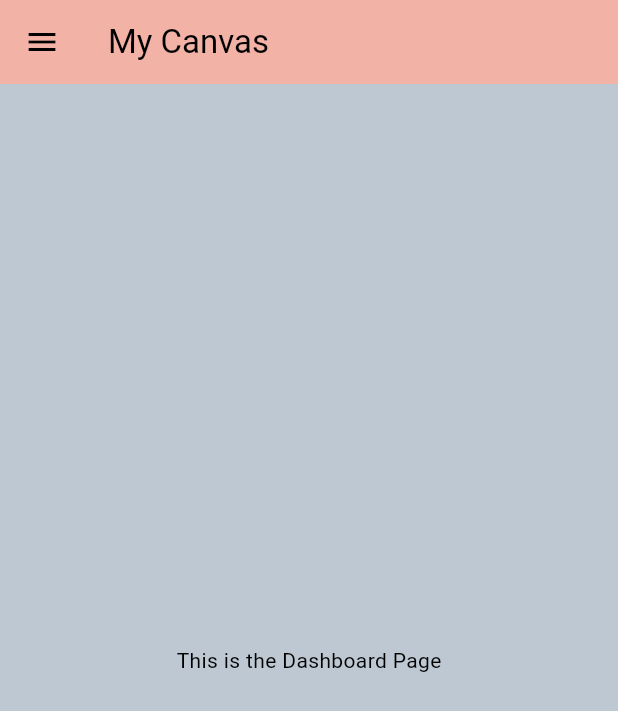
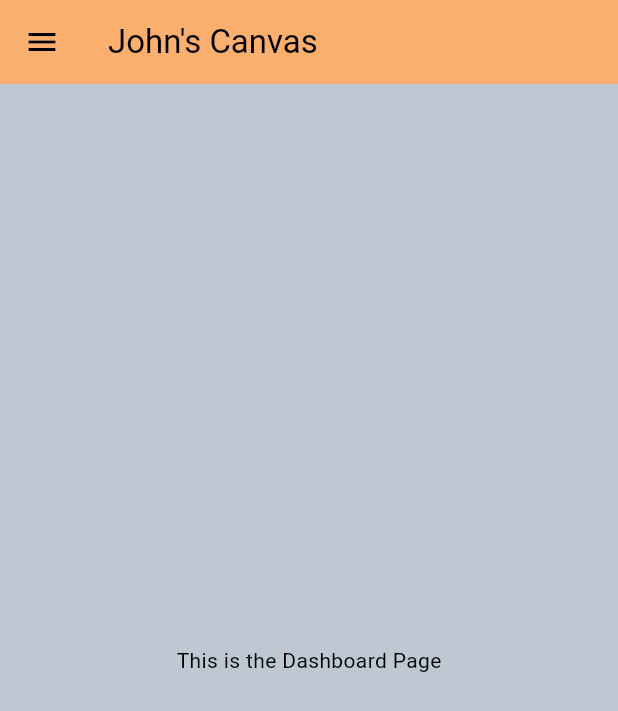
Before and after one commit to mkatra3/MoodCanvas, a Flutter app: the screen it shows after launch, on a phone screen of 412 x 824 dp. Shown: the top 711 px of the screen. Run offline on Flutter 3.47's test engine with Material 3 defaults, Android fonts, the phone set to English and light mode, and no system bars; our stand-ins replace table_calendar.

Commit message:
fixed some colors

```diff
--- a/lib/models/colorTheme.dart
+++ b/lib/models/colorTheme.dart
@@ -3,13 +3,13 @@ import 'colors.dart'; // Assuming this file contains your Color objects
 
 final ThemeData appTheme = ThemeData.from(
   colorScheme: ColorScheme.light(
-    primary: tan,
+    primary: orange,
     onPrimary: Colors.white, // Ideal for text/icons on top of primary color
     secondary: orange,
     onSecondary: Colors.white, // Ideal for text/icons on top of secondary color
     error: Colors.red, // Default is fine, but you can customize it
     onError: Colors.white, // Ideal for text/icons on top of error color
-    background: matcha,
+    background: blueish,
     onBackground: Colors.black, // Ideal for text/icons on top of background color
     surface: blueish,
     onSurface: Colors.black, // Ideal for text/icons on top of surface color
@@ -17,7 +17,7 @@ final ThemeData appTheme = ThemeData.from(
 ).copyWith(
   // Apply additional customizations that ThemeData.from might not cover
   appBarTheme: AppBarTheme(
-    color: lightpink, // For AppBar background
+    color: orange, // For AppBar background
     foregroundColor: Colors.black, // For AppBar text/icons
   ),
   textTheme: TextTheme(
--- a/lib/pages/dashboard.dart
+++ b/lib/pages/dashboard.dart
@@ -7,7 +7,7 @@ class DashboardPage extends StatelessWidget {
   Widget build(BuildContext context) {
     return Scaffold(
       appBar: AppBar(
-        title: Text('My Canvas'),
+        title: Text('John\'s Canvas'),
       ),
       drawer: AppDrawer(), // Add the AppDrawer here
       body: Center(
--- a/lib/widgets/app_drawer.dart
+++ b/lib/widgets/app_drawer.dart
@@ -13,7 +13,7 @@ class AppDrawer extends StatelessWidget {
         children: <Widget>[
           const DrawerHeader(
             decoration: BoxDecoration(
-              color: lightpink,
+              color: orange,
             ),
             child: Text(
               'Navigation',
```
Also changed, not shown: lib/models/article.dart (+32 -3 lines), lib/pages/resourcespage.dart (+21 -20 lines), pubspec.lock.
